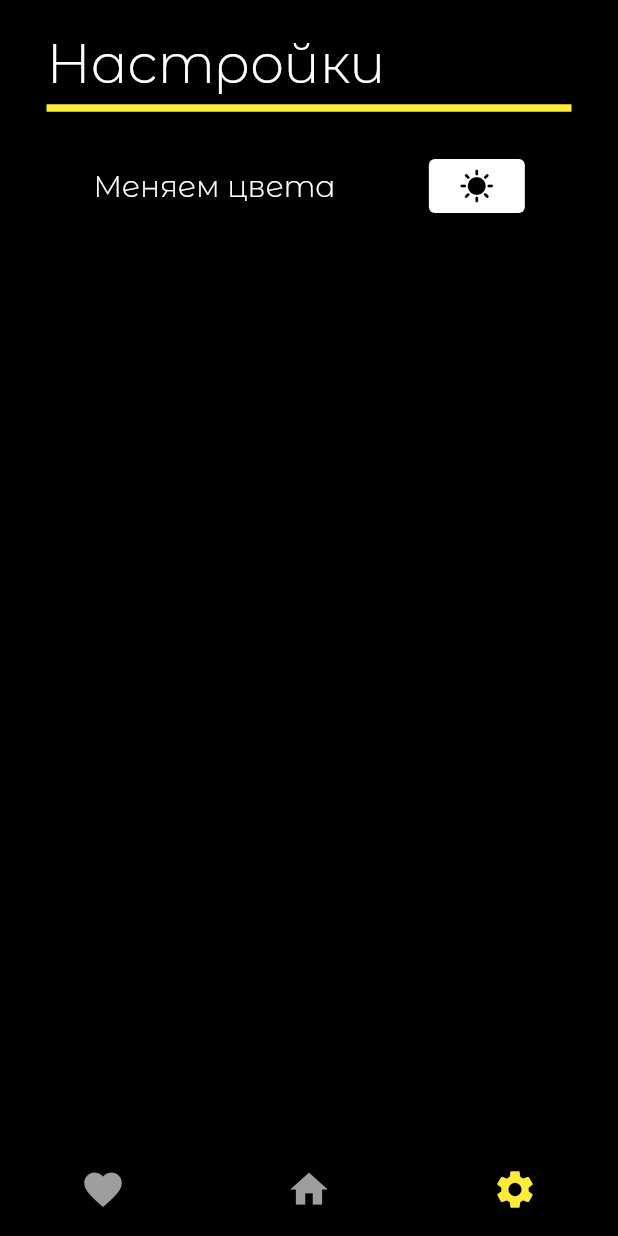
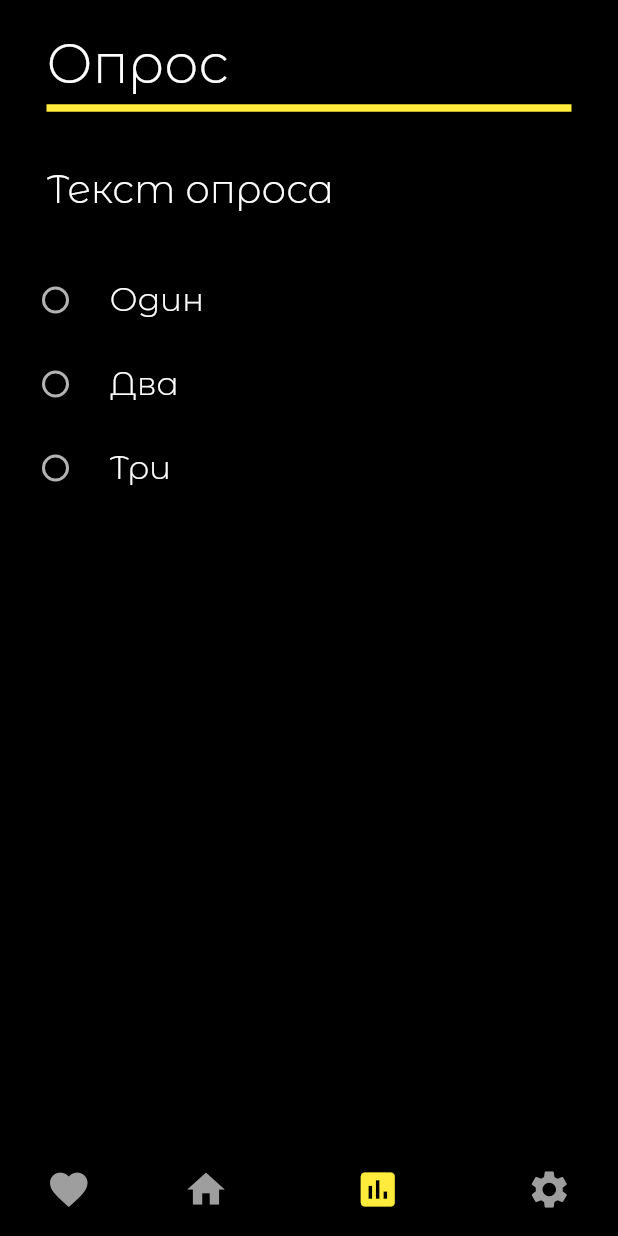
Before and after one commit to danyasedoy/daily_philosophy, a Flutter app: the MainPageWidget screen opened by its route, item 3 of the bottom bar chosen, on a phone screen of 412 x 824 dp. Run offline on Flutter 3.47's test engine with Material 2 defaults, Android fonts, the phone set to English and light mode, and no system bars; our stand-ins replace flutter_secure_storage; accounts and stored records are empty.

Commit message:
Верстка страницы опроса

```diff
--- a/lib/pages/main_page.dart
+++ b/lib/pages/main_page.dart
@@ -1,4 +1,5 @@
 import 'package:flutter/material.dart';
+import 'package:nirs/pages/mainpagetabs/testtab.dart';
 import 'mainpagetabs/settingstab.dart';
 import 'mainpagetabs/maintab.dart';
 
@@ -14,8 +15,17 @@ class _MainPageWidgetState extends State<MainPageWidget> {
   int _selectedTab = 1;
 
   final List _tabs = const [
+    // как сделать вкладку с избранным
+    // по верстке - колумн со списком
+    // по нажатию на пост -
+    // агрумент с айди поста
+    // передается виджету главной вкладки
+    // и на ней отображается пост
+    // если никакого айди не передается виджету главной вкладки
+    // то открывается пост дня
     Center(child: Text('Избранное')),
     MainTabWidget(),
+    TestTabWidget(),
     SettingsTabWidget(),
   ];
 
@@ -42,6 +52,7 @@ class _MainPageWidgetState extends State<MainPageWidget> {
         items: const [
           BottomNavigationBarItem(icon: Icon(Icons.favorite), label: ''),
           BottomNavigationBarItem(icon: Icon(Icons.home), label: ''),
+          BottomNavigationBarItem(icon: Icon(Icons.poll), label: ''),
           BottomNavigationBarItem(icon: Icon(Icons.settings), label: ''),
         ],
       ),
--- /dev/null
+++ b/lib/pages/mainpagetabs/testtab.dart
@@ -0,0 +1,102 @@
+import 'package:flutter/material.dart';
+
+class TestTabWidget extends StatefulWidget {
+  const TestTabWidget({Key? key}) : super(key: key);
+
+  @override
+  State<TestTabWidget> createState() => _TestTabWidgetState();
+}
+
+class _TestTabWidgetState extends State<TestTabWidget> {
+
+  Set<Text> testList =
+     {
+       const Text('Один', style: TextStyle(fontSize: 22, fontFamily: 'MontserratAlternates'),),
+       const Text('Два', style: TextStyle(fontSize: 22, fontFamily: 'MontserratAlternates'),),
+       const Text('Три', style: TextStyle(fontSize: 22, fontFamily: 'MontserratAlternates'),),
+     };
+
+  Text? currentAnswer;
+
+  @override
+  Widget build(BuildContext context) {
+    return Container(
+      alignment: Alignment.center,
+      width: 100,
+      constraints: const BoxConstraints.tightFor(width: 410),
+      child: ListView(
+          physics: const BouncingScrollPhysics(),
+          children: [Column(
+              crossAxisAlignment: CrossAxisAlignment.start,
+              children: [
+                const SizedBox(
+                  height: 20,
+                ),
+                const SizedBox(
+                  width: double.infinity,
+                  child: Padding(
+                    padding: EdgeInsets.symmetric(horizontal: 30),
+                    child: Text(
+                      'Опрос',
+                      style: TextStyle(
+                          fontSize: 36,
+                          fontFamily: 'MontserratAlternates'
+                      ),
+                    ),
+                  ),
+                ),
+                const Divider(
+                  color: Colors.yellow,
+                  thickness: 5,
+                  indent: 30,
+                  endIndent: 30,
+                ),
+                const SizedBox(
+                  width: double.infinity,
+                  child: Padding(
+                    padding: EdgeInsets.symmetric(horizontal: 30, vertical: 30),
+                    child: Text(
+                      'Текст опроса',
+                      style: TextStyle(
+                          fontSize: 26,
+                          fontFamily: 'MontserratAlternates'
+                      ),
+                    ),
+                  ),
+                ),
+                Container(
+                  child: Column(
+                    children: [
+                      RadioListTile<Text>(
+                        activeColor: Colors.yellow,
+                        tileColor: Theme.of(context).scaffoldBackgroundColor,
+                        title: testList.elementAt(0),
+                        groupValue: currentAnswer,
+                        value: testList.elementAt(0),
+                        onChanged:(Text? value)  {  setState(() {currentAnswer = value;});},
+                      ),
+                      RadioListTile<Text>(
+                        activeColor: Colors.yellow,
+                        tileColor: Theme.of(context).scaffoldBackgroundColor,
+                        title: testList.elementAt(1),
+                        groupValue: currentAnswer,
+                        value: testList.elementAt(1),
+                        onChanged:(Text? value)  { setState(() {currentAnswer = value;});},
+                      ),
+                      RadioListTile<Text>(
+                        activeColor: Colors.yellow,
+                        tileColor: Theme.of(context).scaffoldBackgroundColor,
+                        title: testList.elementAt(2),
+                        groupValue: currentAnswer,
+                        value: testList.elementAt(2),
+                        onChanged:(Text? value)  { setState(() {currentAnswer = value;});},
+                      ),
+                    ],
+                  ),
+                )
+              ]
+          )]
+      ),
+    );
+  }
+}
```
